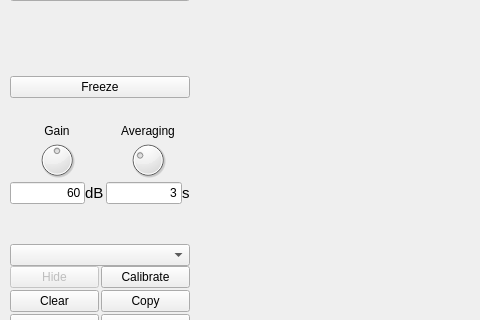
Before: the Qt Designer form ui_AudioHelperGUI.ui in Rachael-ED/AudioHelper, drawn with Qt 5; both pictures show x 0 to 480 and y 104 to 424 of the 700 by 600 pixel window.
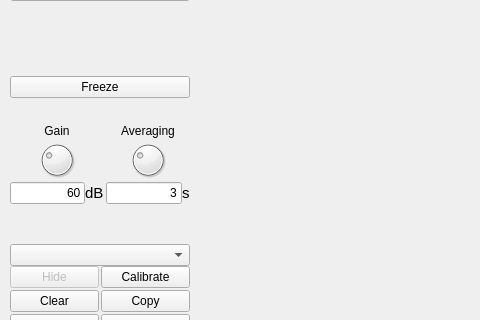
After: the same form once the commit is applied. Icons and pictures are not drawn.

The edit to the form file:
```diff
--- a/ui_AudioHelperGUI.ui
+++ b/ui_AudioHelperGUI.ui
@@ -367,7 +367,7 @@
            </size>
           </property>
           <property name="maximum">
-           <number>120</number>
+           <number>200</number>
           </property>
           <property name="value">
            <number>60</number>
```
